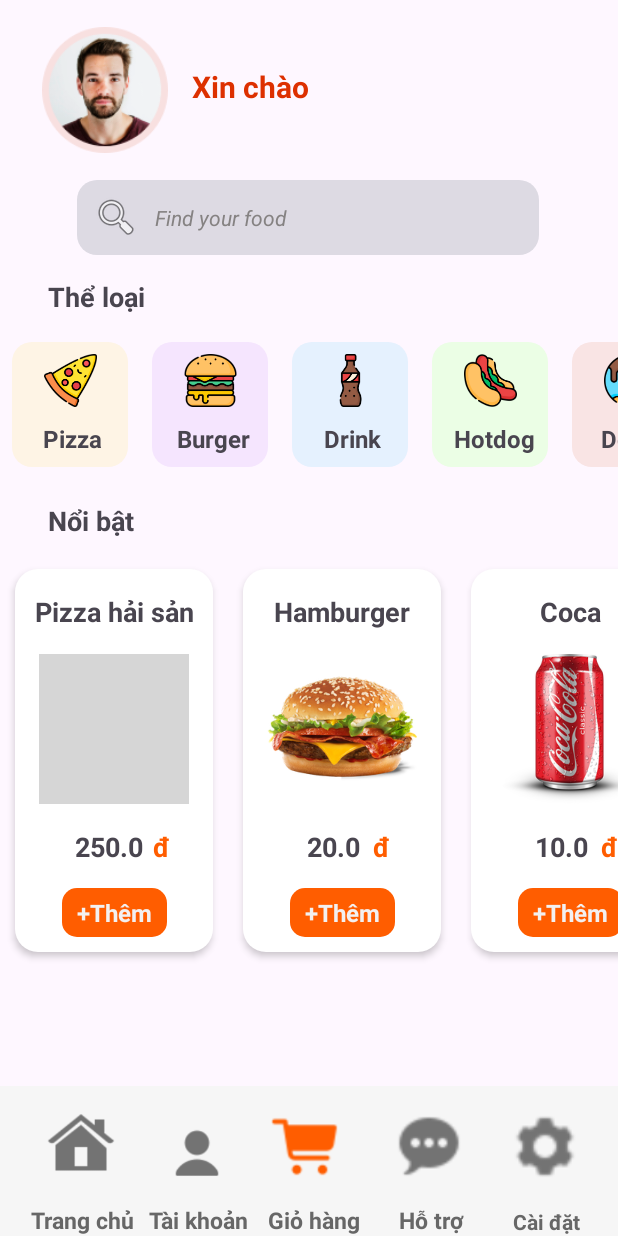
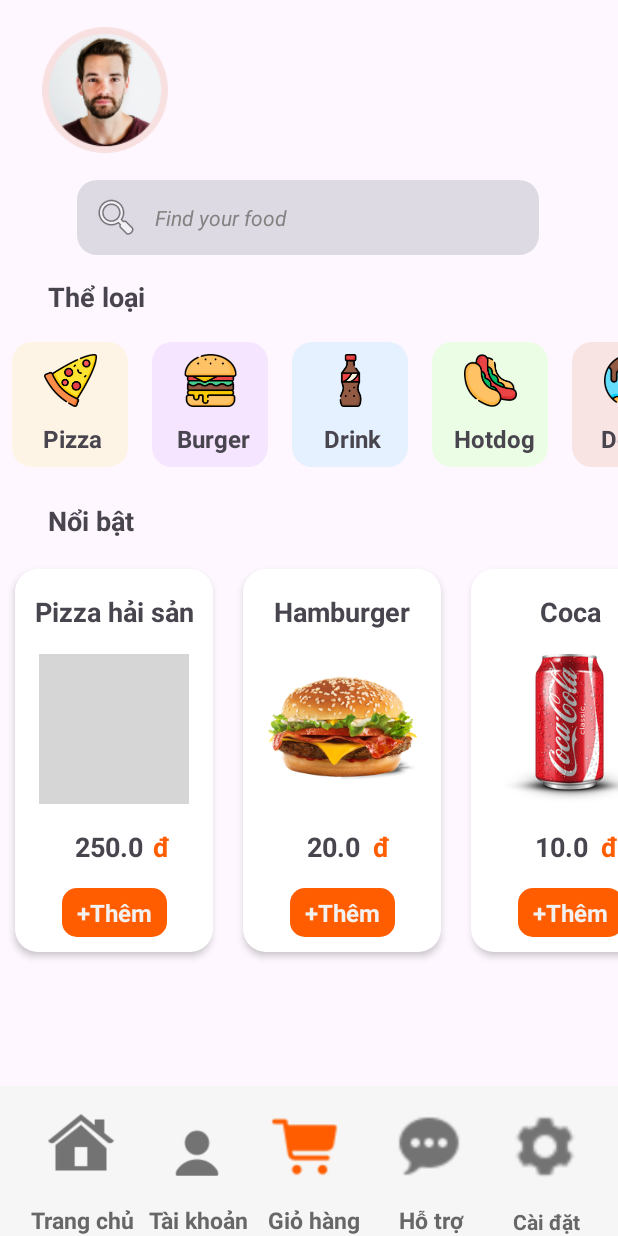
Before and after one commit to damthao2003/FoodApp, an Android app: the screen it shows after launch once a user with an empty profile is signed in (MainActivity), on a phone screen of 412 x 824 dp. Run offline under Robolectric (Android 15) with nearby library versions, the light colour scheme and no system bars; our stand-ins replace Firebase (no records; nobody signed in at launch, a user with empty details on screens opened directly); pictures from the network do not load; grey boxes are pictures that could not be loaded.

Commit message:
Update activity_main.xml

```diff
--- a/app/src/main/res/layout/activity_main.xml
+++ b/app/src/main/res/layout/activity_main.xml
@@ -27,7 +27,7 @@
                 android:layout_width="match_parent"
                 android:layout_height="match_parent">
 
-                <TextView
+<!--                 <TextView
                     android:id="@+id/hi_txt"
                     android:layout_width="wrap_content"
                     android:layout_height="wrap_content"
@@ -38,7 +38,7 @@
                     android:textSize="20sp"
                     android:textStyle="bold"
                     app:layout_constraintStart_toStartOf="parent"
-                    app:layout_constraintTop_toTopOf="parent" />
+                    app:layout_constraintTop_toTopOf="parent" /> -->
 
                 <ImageView
                     android:id="@+id/imageView"
```
